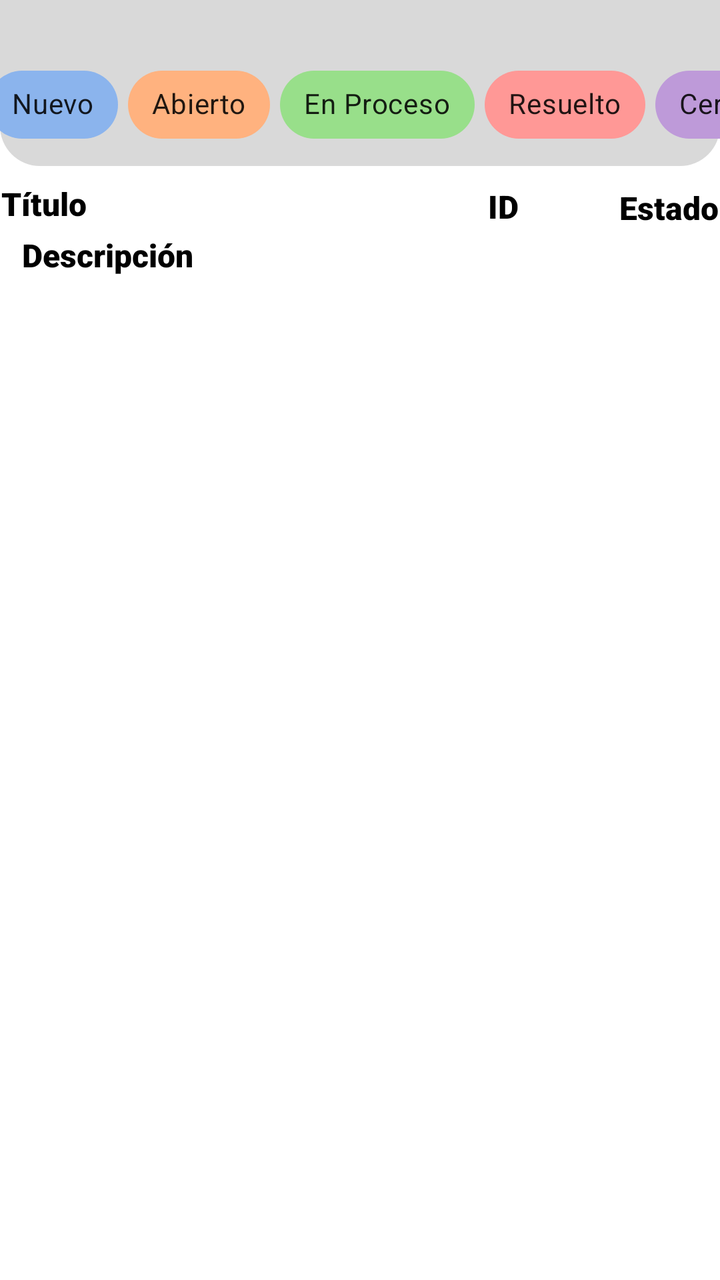
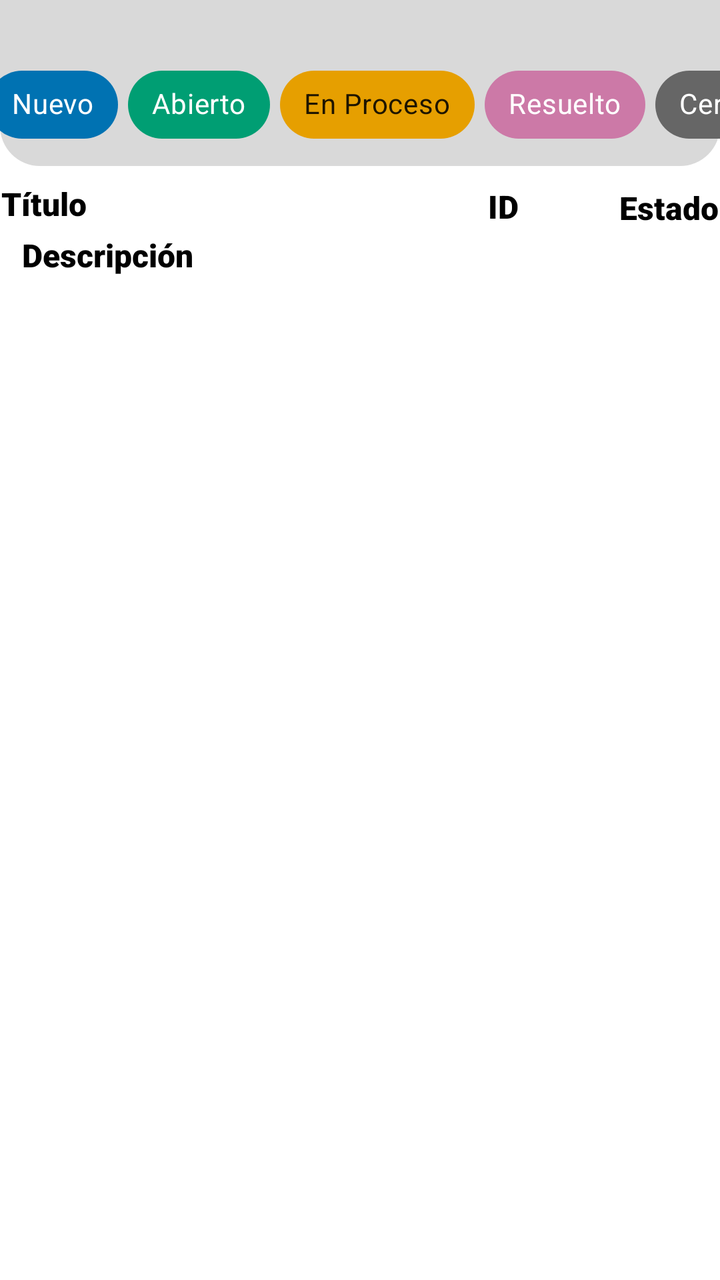

Screens rendered from an Android XML layout before and after an edit, with the pre-edit source and the edit as a unified diff.
<!-- AndroidManifest.xml: application theme Theme.AppTickets -->
<!-- res/layout/fragment_list_tickets.xml -->
<?xml version="1.0" encoding="utf-8"?>
<androidx.constraintlayout.widget.ConstraintLayout xmlns:android="http://schemas.android.com/apk/res/android"
    xmlns:app="http://schemas.android.com/apk/res-auto"
    xmlns:tools="http://schemas.android.com/tools"
    android:id="@+id/noTickets"
    android:layout_width="match_parent"
    android:layout_height="match_parent"
    android:background="#FFFFFF"
    tools:context=".View.ListTickets">

    <ImageView
        android:id="@+id/imageView"
        android:layout_width="0dp"
        android:layout_height="83dp"
        android:src="@drawable/recurso_rectangulo"
        app:layout_constraintBottom_toBottomOf="parent"
        app:layout_constraintEnd_toEndOf="parent"
        app:layout_constraintHorizontal_bias="1.0"
        app:layout_constraintStart_toStartOf="parent"
        app:layout_constraintTop_toTopOf="parent"
        app:layout_constraintVertical_bias="0.0" />

    <HorizontalScrollView
        android:layout_width="373dp"
        android:layout_height="46dp"
        android:scrollbarSize="0dp"
        app:layout_constraintBottom_toBottomOf="@+id/imageView"
        app:layout_constraintEnd_toEndOf="parent"
        app:layout_constraintStart_toStartOf="@+id/imageView"
        app:layout_constraintTop_toTopOf="@+id/imageView"
        app:layout_constraintVertical_bias="0.74">

        <LinearLayout
            android:layout_width="wrap_content"
            android:layout_height="50dp"
            android:orientation="horizontal">

            <com.google.android.material.chip.Chip
                android:id="@+id/chipNuevo"
                android:layout_width="wrap_content"
                android:layout_height="50dp"
                android:checkable="true"
                android:text="@string/nuevo"
                android:textStyle="bold"
                app:chipBackgroundColor="@color/estado_nuevo" />

            <Space
                android:layout_width="5dp"
                android:layout_height="match_parent"
                android:layout_weight="1" />

            <com.google.android.material.chip.Chip
                android:id="@+id/chipAbierto"
                android:layout_width="wrap_content"
                android:layout_height="50dp"
                android:checkable="true"
                android:text="@string/abierto"
                android:textStyle="bold"
                app:chipBackgroundColor="@color/estado_abierto" />

            <Space
                android:layout_width="5dp"
                android:layout_height="match_parent"
                android:layout_weight="1" />

            <com.google.android.material.chip.Chip
                android:id="@+id/chipProceso"
                android:layout_width="wrap_content"
                android:layout_height="50dp"
                android:checkable="true"
                android:text="@string/en_proceso"
                android:textStyle="bold"
                app:chipBackgroundColor="@color/estado_enProceso" />

            <Space
                android:layout_width="5dp"
                android:layout_height="match_parent"
                android:layout_weight="1" />

            <com.google.android.material.chip.Chip
                android:id="@+id/chipResuelto"
                android:layout_width="wrap_content"
                android:layout_height="50dp"
                android:checkable="true"
                android:text="@string/resuelto"
                android:textStyle="bold"
                app:chipBackgroundColor="@color/estado_resuelto" />

            <Space
                android:layout_width="5dp"
                android:layout_height="match_parent"
                android:layout_weight="1" />

            <com.google.android.material.chip.Chip
                android:id="@+id/chipCerrado"
                android:layout_width="wrap_content"
                android:layout_height="50dp"
                android:checkable="true"
                android:text="@string/cerrado"
                android:textStyle="bold"
                app:chipBackgroundColor="@color/estado_cerrado" />

        </LinearLayout>
    </HorizontalScrollView>

    <ListView
        android:id="@+id/listView"
        android:layout_width="0dp"
        android:layout_height="0dp"
        app:layout_constraintBottom_toBottomOf="parent"
        app:layout_constraintEnd_toEndOf="parent"
        app:layout_constraintStart_toStartOf="parent"
        app:layout_constraintTop_toBottomOf="@+id/textView7">

    </ListView>

    <TextView
        android:id="@+id/textView3"
        android:layout_width="wrap_content"
        android:layout_height="wrap_content"
        android:text="@string/no_hay_tickets_disponibles"
        android:visibility="gone"
        app:layout_constraintBottom_toBottomOf="parent"
        app:layout_constraintEnd_toEndOf="parent"
        app:layout_constraintStart_toStartOf="parent"
        app:layout_constraintTop_toTopOf="parent" />

    <TextView
        android:id="@+id/textView5"
        android:layout_width="wrap_content"
        android:layout_height="wrap_content"
        android:layout_marginStart="200dp"
        android:layout_marginTop="8dp"
        android:layout_marginBottom="27dp"
        android:fontFamily="sans-serif-black"
        android:text="@string/id"
        android:textColor="#000000"
        android:textSize="16sp"
        app:layout_constraintBottom_toTopOf="@+id/listView"
        app:layout_constraintEnd_toStartOf="@+id/textView6"
        app:layout_constraintHorizontal_bias="0.866"
        app:layout_constraintStart_toEndOf="@+id/textView4"
        app:layout_constraintTop_toBottomOf="@+id/imageView"
        app:layout_constraintVertical_bias="1.0" />

    <TextView
        android:id="@+id/textView6"
        android:layout_width="wrap_content"
        android:layout_height="wrap_content"
        android:layout_marginStart="50dp"
        android:fontFamily="sans-serif-black"
        android:text="@string/estado"
        android:textColor="#000000"
        android:textSize="16sp"
        app:layout_constraintBottom_toTopOf="@+id/listView"
        app:layout_constraintEnd_toEndOf="parent"
        app:layout_constraintStart_toEndOf="@+id/textView5"
        app:layout_constraintTop_toBottomOf="@+id/imageView"
        app:layout_constraintVertical_bias="0.277" />

    <TextView
        android:id="@+id/textView7"
        android:layout_width="wrap_content"
        android:layout_height="wrap_content"
        android:fontFamily="sans-serif-black"
        android:text="@string/descripci_n"
        android:textColor="#000000"
        android:textSize="16sp"
        app:layout_constraintBottom_toTopOf="@+id/listView"
        app:layout_constraintEnd_toEndOf="parent"
        app:layout_constraintHorizontal_bias="0.04"
        app:layout_constraintStart_toStartOf="parent"
        app:layout_constraintTop_toBottomOf="@+id/textView5" />

    <TextView
        android:id="@+id/textView4"
        android:layout_width="wrap_content"
        android:layout_height="wrap_content"
        android:layout_marginTop="8dp"
        android:layout_marginBottom="4dp"
        android:fontFamily="sans-serif-black"
        android:text="@string/t_tulo"
        android:textColor="#000000"
        android:textSize="16sp"
        app:layout_constraintBottom_toTopOf="@+id/textView7"
        app:layout_constraintEnd_toStartOf="@+id/textView5"
        app:layout_constraintStart_toStartOf="parent"
        app:layout_constraintTop_toBottomOf="@+id/imageView"
        app:layout_constraintVertical_bias="0.0" />


</androidx.constraintlayout.widget.ConstraintLayout>
<!-- resources referenced by this layout -->
<resources>
  <color name="estado_abierto">#ffb27f</color>
  <color name="estado_cerrado">#BE9AD9</color>
  <color name="estado_enProceso">#98df8a</color>
  <color name="estado_nuevo">#8BB4ED</color>
  <color name="estado_resuelto">#ff9896</color>
  <!-- drawable recurso_rectangulo (drawable) -->
  <shape xmlns:android="http://schemas.android.com/apk/res/android"
      android:shape="rectangle">
      <solid android:color="#D9D9D9"/>
      <corners android:topLeftRadius="0dp"
          android:topRightRadius="0dp"
          android:bottomLeftRadius="20dp"
          android:bottomRightRadius="20dp"/>
  </shape>
  <string name="abierto">Abierto</string>
  <string name="cerrado">Cerrado</string>
  <string name="descripci_n">Descripción</string>
  <string name="en_proceso">En Proceso</string>
  <string name="estado">Estado</string>
  <string name="id" translatable="false">ID</string>
  <string name="no_hay_tickets_disponibles">No hay tickets disponibles</string>
  <string name="nuevo">Nuevo</string>
  <string name="resuelto">Resuelto</string>
  <string name="t_tulo">Título</string>
  <style name="Theme.AppTickets" parent="Theme.MaterialComponents.DayNight.NoActionBar">
          
          <item name="colorPrimary">@color/black</item>
          <item name="colorPrimaryVariant">@color/purple_700</item>
          <item name="colorOnPrimary">@color/white</item>
          
          <item name="colorSecondary">@color/teal_200</item>
          <item name="colorSecondaryVariant">@color/teal_700</item>
          <item name="colorOnSecondary">@color/black</item>
          
          <item name="android:statusBarColor">?attr/colorPrimaryVariant</item>
          
      </style>
  <color name="black">#FF000000</color>
  <color name="purple_700">#FF3700B3</color>
  <color name="white">#FFFFFFFF</color>
  <color name="teal_200">#FF03DAC5</color>
  <color name="teal_700">#FF018786</color>
</resources>

<!-- the commit's change to res/layout/fragment_list_tickets.xml (unified diff, before → after) -->
@@ -41,6 +41,7 @@
                 android:layout_height="50dp"
                 android:checkable="true"
                 android:text="@string/nuevo"
+                android:textColor="#FFFFFF"
                 android:textStyle="bold"
                 app:chipBackgroundColor="@color/estado_nuevo" />
 
@@ -54,6 +55,7 @@
                 android:layout_width="wrap_content"
                 android:layout_height="50dp"
                 android:checkable="true"
+                android:textColor="#FFFFFF"
                 android:text="@string/abierto"
                 android:textStyle="bold"
                 app:chipBackgroundColor="@color/estado_abierto" />
@@ -83,6 +85,7 @@
                 android:layout_height="50dp"
                 android:checkable="true"
                 android:text="@string/resuelto"
+                android:textColor="#FFFFFF"
                 android:textStyle="bold"
                 app:chipBackgroundColor="@color/estado_resuelto" />
 
@@ -97,6 +100,7 @@
                 android:layout_height="50dp"
                 android:checkable="true"
                 android:text="@string/cerrado"
+                android:textColor="#FFFFFF"
                 android:textStyle="bold"
                 app:chipBackgroundColor="@color/estado_cerrado" />
 
<!-- resource entries referenced after the edit -->
@@ -1,10 +1,10 @@
 <!-- resources referenced by this layout -->
 <resources>
-  <color name="estado_abierto">#ffb27f</color>
-  <color name="estado_cerrado">#BE9AD9</color>
-  <color name="estado_enProceso">#98df8a</color>
-  <color name="estado_nuevo">#8BB4ED</color>
-  <color name="estado_resuelto">#ff9896</color>
+  <color name="estado_abierto">#009E73</color>
+  <color name="estado_cerrado">#666666</color>
+  <color name="estado_enProceso">#E69F00</color>
+  <color name="estado_nuevo">#0072B2</color>
+  <color name="estado_resuelto">#CC79A7</color>
   <!-- drawable recurso_rectangulo (drawable) -->
   <shape xmlns:android="http://schemas.android.com/apk/res/android"
       android:shape="rectangle">
